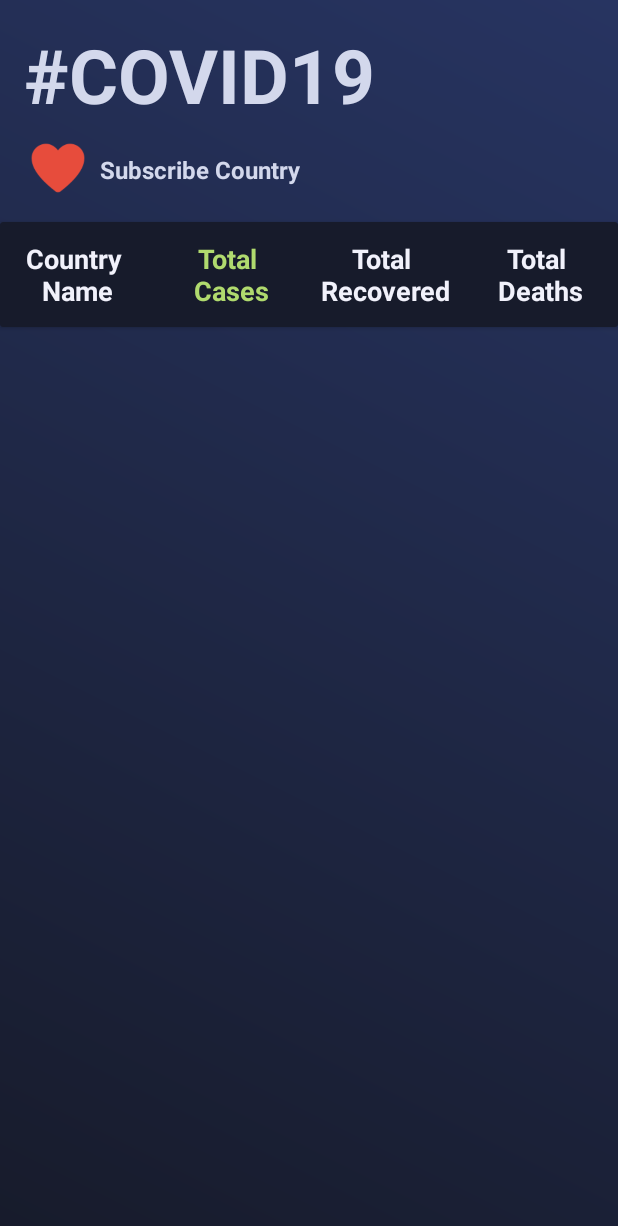
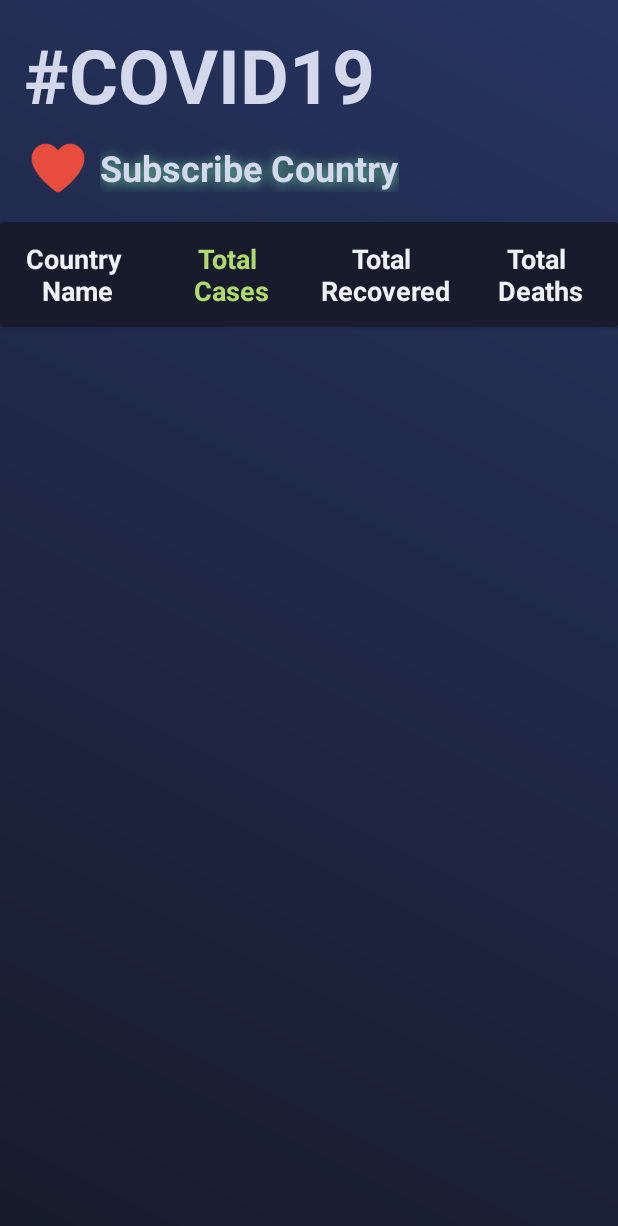
Before and after one commit to MazenAbdelgawad/COVIDTracker, an Android app: the screen it shows after launch (HomeActivity), on a phone screen of 412 x 824 dp. Shown: the top 1226 px of the screen. Run offline under Robolectric (Android 15) with nearby library versions, the phone set to English and light mode, and no system bars; our stand-ins replace Room's generated code; network calls fail; Roboto replaces fonts that are not available here; 1 statement that could not run was skipped.

Commit message:
some ui icons

```diff
--- a/app/src/main/res/layout/activity_home.xml
+++ b/app/src/main/res/layout/activity_home.xml
@@ -12,9 +12,9 @@
         android:layout_width="237dp"
         android:layout_height="74dp"
         android:layout_marginStart="16dp"
-        android:layout_marginRight="16dp"
         android:layout_marginLeft="16dp"
         android:layout_marginTop="16dp"
+        android:layout_marginRight="16dp"
         android:text="@string/title"
         android:textColor="#D3D8EC"
         android:textSize="50sp"
@@ -103,15 +103,20 @@
 
     <TextView
         android:id="@+id/txt_country_name_selected"
-        android:layout_width="137dp"
-        android:layout_height="21dp"
+        android:layout_width="wrap_content"
+        android:layout_height="wrap_content"
         android:layout_marginStart="5dp"
         android:layout_marginLeft="5dp"
-        android:layout_marginTop="12dp"
+        android:layout_marginTop="5dp"
         android:onClick="clickSubscribeCountry"
+        android:shadowColor="#6BCA98"
+        android:shadowDx="0"
+        android:shadowDy="1.5"
+        android:shadowRadius="10"
         android:text="@string/subscribe_country"
         android:textColor="#D3D8EC"
-        android:textSize="16sp"
+        android:textColorHighlight="#1100FF"
+        android:textSize="24sp"
         android:textStyle="bold"
         app:layout_constraintStart_toEndOf="@+id/imageView_home_heart"
         app:layout_constraintTop_toTopOf="@+id/imageView_home_heart" />
--- a/app/src/main/res/mipmap-anydpi-v26/ic_launcher.xml
+++ b/app/src/main/res/mipmap-anydpi-v26/ic_launcher.xml
@@ -1,5 +1,5 @@
 <?xml version="1.0" encoding="utf-8"?>
 <adaptive-icon xmlns:android="http://schemas.android.com/apk/res/android">
-    <background android:drawable="@drawable/ic_launcher_background" />
-    <foreground android:drawable="@drawable/ic_launcher_foreground" />
+    <background android:drawable="@color/ic_launcher_background"/>
+    <foreground android:drawable="@mipmap/ic_launcher_foreground"/>
 </adaptive-icon>
--- a/app/src/main/res/mipmap-anydpi-v26/ic_launcher_round.xml
+++ b/app/src/main/res/mipmap-anydpi-v26/ic_launcher_round.xml
@@ -1,5 +1,5 @@
 <?xml version="1.0" encoding="utf-8"?>
 <adaptive-icon xmlns:android="http://schemas.android.com/apk/res/android">
-    <background android:drawable="@drawable/ic_launcher_background" />
-    <foreground android:drawable="@drawable/ic_launcher_foreground" />
+    <background android:drawable="@color/ic_launcher_background"/>
+    <foreground android:drawable="@mipmap/ic_launcher_foreground"/>
 </adaptive-icon>
--- /dev/null
+++ b/app/src/main/res/values/ic_launcher_background.xml
@@ -0,0 +1,4 @@
+<?xml version="1.0" encoding="utf-8"?>
+<resources>
+    <color name="ic_launcher_background">#FFFFFF</color>
+</resources>
```
Also changed, not shown: app/src/main/java/iti/intake40/covidtracker/view/activites/SelectCountryActivity.kt (+11 -4 lines), app/src/main/res/drawable-anydpi-v24/ic_stat_name.xml (added, +13 -0 lines), app/src/main/res/layout/activity_subscribe.xml (+8 -2 lines), app/src/main/res/mipmap-hdpi/ic_launcher.png, app/src/main/res/mipmap-hdpi/ic_launcher_foreground.png (added), app/src/main/res/mipmap-hdpi/ic_launcher_round.png, app/src/main/res/mipmap-mdpi/ic_launcher.png, app/src/main/res/mipmap-mdpi/ic_launcher_round.png, app/src/main/res/mipmap-xhdpi/ic_launcher.png, app/src/main/res/mipmap-xhdpi/ic_launcher_round.png, app/src/main/res/mipmap-xxhdpi/ic_launcher.png, app/src/main/res/mipmap-xxhdpi/ic_launcher_round.png, app/src/main/res/mipmap-xxxhdpi/ic_launcher.png, app/src/main/res/mipmap-xxxhdpi/ic_launcher_foreground.png (added), 1 more files.
